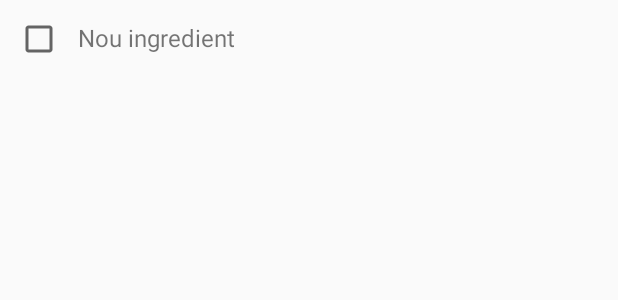
After one commit to gmmns/MenMed, an Android app: the layout ingredient.xml on its own in the app's theme, with its tools: preview values and no code run, on a phone screen of 412 x 824 dp. The commit adds this screen. Shown: the top 300 px of the screen. Run offline under Robolectric (Android 15) with nearby library versions, the phone set to English and light mode, and no system bars.

Commit message:
Inici Layout Llista.

```diff
--- a/MenMed/app/src/main/res/layout/activity_menu.xml
+++ b/MenMed/app/src/main/res/layout/activity_menu.xml
@@ -145,7 +145,8 @@
                             android:layout_height="wrap_content"
                             app:srcCompat="@drawable/ic_comensals_06"
                             android:id="@+id/imageView"
-                            android:layout_gravity="center" />
+                            android:layout_gravity="center"
+                            tools:ignore="VectorDrawableCompat" />
 
                         <TextView
                             android:text="n"
--- /dev/null
+++ b/MenMed/app/src/main/res/layout/ingredient.xml
@@ -0,0 +1,29 @@
+<?xml version="1.0" encoding="utf-8"?>
+<LinearLayout xmlns:android="http://schemas.android.com/apk/res/android"
+    android:orientation="horizontal" android:layout_width="match_parent"
+    android:layout_height="match_parent"
+    android:padding="10dp"
+    android:clickable="false"
+    android:focusable="false"
+    >
+
+    <CheckBox
+        android:layout_width="wrap_content"
+        android:layout_height="wrap_content"
+        android:id="@+id/check_ingr"
+        android:checked="false"
+        android:clickable="false"
+        android:focusable="false"
+        />
+
+    <TextView
+        android:layout_width="match_parent"
+        android:layout_height="wrap_content"
+        android:text="Nou ingredient"
+        android:id="@+id/nom_ingr"
+        android:textSize="16dp"
+        android:layout_marginLeft="10dp"
+        android:clickable="false"
+        android:focusable="false"
+        />
+</LinearLayout>
```
Also changed, not shown: MenMed/app/src/main/java/edu/upc/pda/clemente/laura/menmed/Ingredient.java (+14 -3 lines), MenMed/app/src/main/java/edu/upc/pda/clemente/laura/menmed/IngredientAdapter.java (added, +34 -0 lines), MenMed/app/src/main/java/edu/upc/pda/clemente/laura/menmed/MenuActivity.java (+1 -100 lines), MenMed/app/src/main/res/values/strings.xml (+19 -2 lines).
